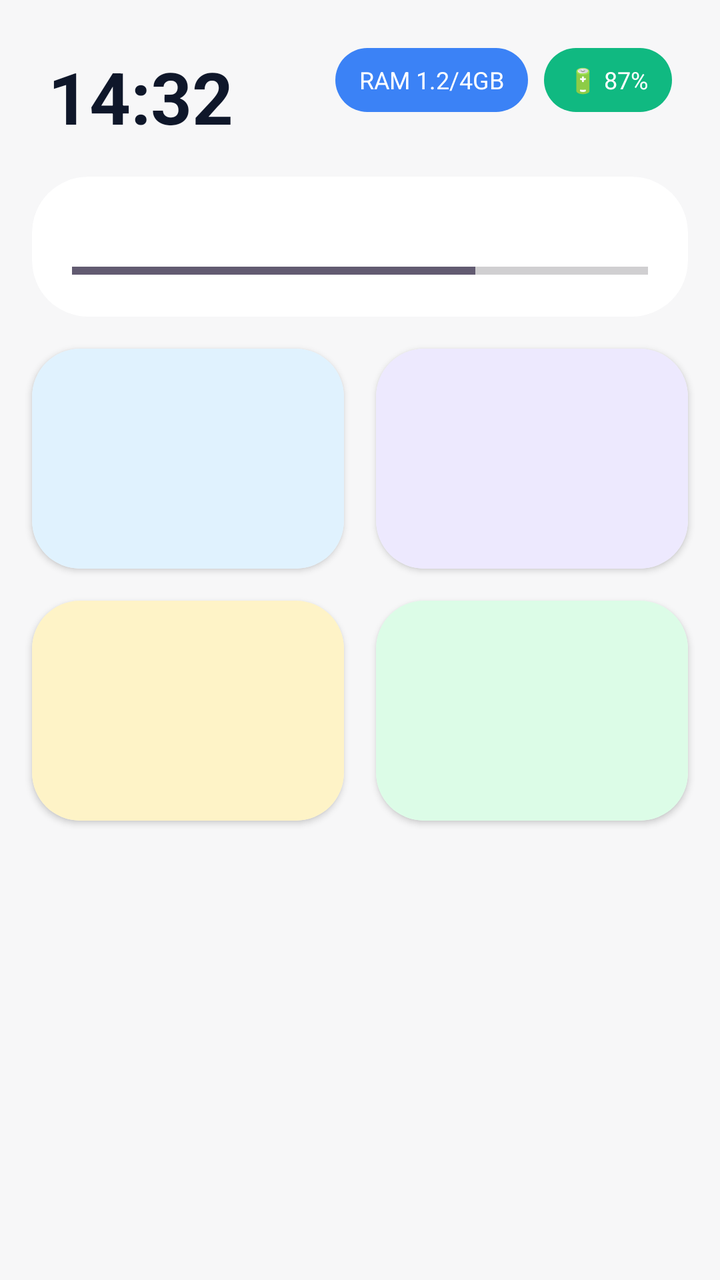
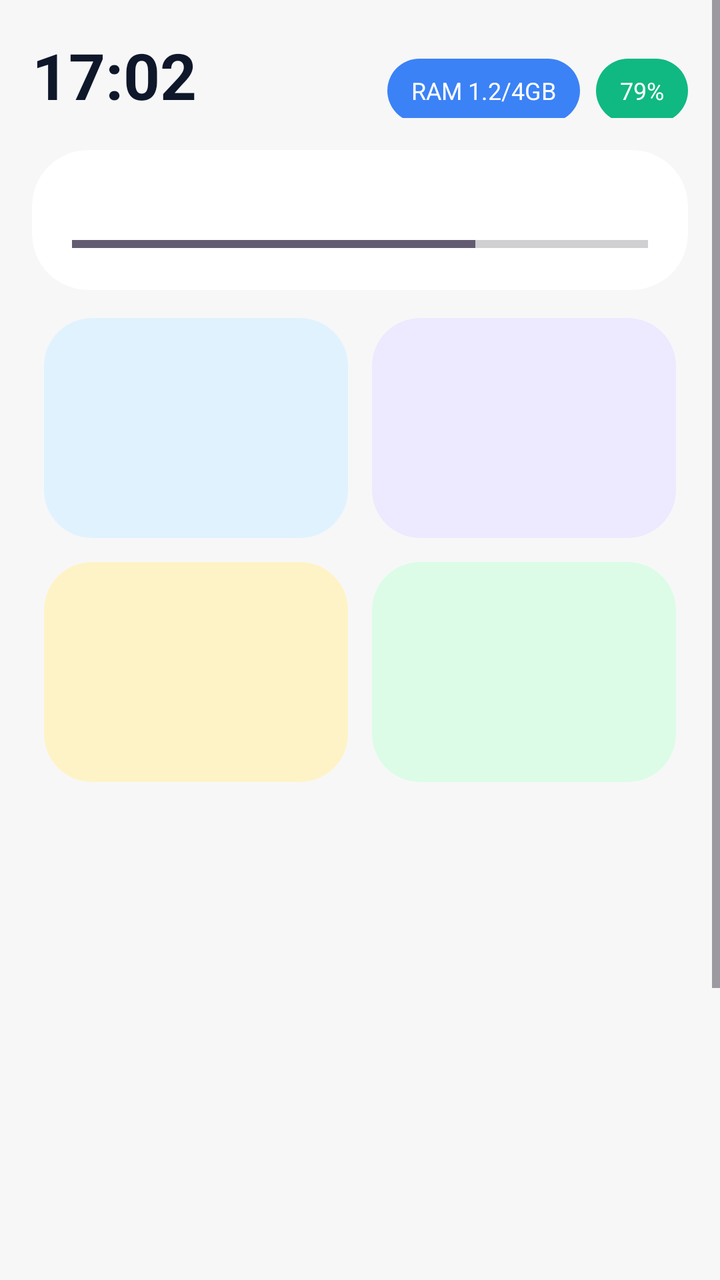

Screens rendered from an Android XML layout before and after an edit, with the pre-edit source and the edit as a unified diff.
<!-- AndroidManifest.xml: application theme Theme.Liti -->
<!-- res/layout/activity_main.xml -->
<?xml version="1.0" encoding="utf-8"?>
<androidx.constraintlayout.widget.ConstraintLayout xmlns:android="http://schemas.android.com/apk/res/android" xmlns:app="http://schemas.android.com/apk/res-auto" android:layout_width="match_parent" android:layout_height="match_parent" android:background="@color/bg">
    <TextView android:id="@+id/timeView" android:layout_width="wrap_content" android:layout_height="wrap_content" android:text="14:32" android:textSize="36sp" android:textStyle="bold" android:textColor="@color/text_main" app:layout_constraintTop_toTopOf="parent" app:layout_constraintStart_toStartOf="parent" android:layout_margin="24dp"/>
    <LinearLayout android:id="@+id/pills" android:layout_width="wrap_content" android:layout_height="wrap_content" android:orientation="horizontal" app:layout_constraintTop_toTopOf="parent" app:layout_constraintEnd_toEndOf="parent" android:layout_margin="24dp" android:layout_marginTop="32dp">
        <TextView android:id="@+id/ramPill" android:layout_width="wrap_content" android:layout_height="32dp" android:background="@drawable/pill_blue" android:text="RAM 1.2/4GB" android:paddingHorizontal="12dp" android:gravity="center" android:textColor="#fff" android:textSize="12sp" android:layout_marginEnd="8dp"/>
        <TextView android:id="@+id/batPill" android:layout_width="wrap_content" android:layout_height="32dp" android:background="@drawable/pill_green" android:text="🔋 87%" android:paddingHorizontal="12dp" android:gravity="center" android:textColor="#fff" android:textSize="12sp"/>
    </LinearLayout>
    <androidx.cardview.widget.CardView android:id="@+id/coreCard" android:layout_width="0dp" android:layout_height="wrap_content" app:cardCornerRadius="28dp" app:cardElevation="0dp" app:layout_constraintTop_toBottomOf="@id/timeView" app:layout_constraintStart_toStartOf="parent" app:layout_constraintEnd_toEndOf="parent" android:layout_margin="16dp">
        <LinearLayout android:layout_width="match_parent" android:layout_height="wrap_content" android:orientation="vertical" android:padding="20dp">
            <TextView android:text="HYPER CORE" android:textSize="11sp" android:textColor="@color/text_sec"/>
            <LinearLayout android:layout_width="match_parent" android:layout_height="wrap_content" android:orientation="horizontal" android:layout_marginTop="12dp">
                <LinearLayout android:layout_width="0dp" android:layout_height="wrap_content" android:layout_weight="1" android:orientation="vertical"><TextView android:text="RAM LIBRE" android:textSize="10sp" android:textColor="@color/text_sec"/><TextView android:id="@+id/ramText" android:text="1.2 GB" android:textSize="20sp" android:textStyle="bold"/></LinearLayout>
                <LinearLayout android:layout_width="0dp" android:layout_height="wrap_content" android:layout_weight="1" android:orientation="vertical"><TextView android:text="FPS" android:textSize="10sp" android:textColor="@color/text_sec"/><TextView android:id="@+id/fpsText" android:text="60" android:textSize="20sp" android:textStyle="bold" android:textColor="@color/accent"/></LinearLayout>
            </LinearLayout>
            <ProgressBar android:id="@+id/ramProgress" style="?android:attr/progressBarStyleHorizontal" android:layout_width="match_parent" android:layout_height="6dp" android:layout_marginTop="12dp" android:progress="70" android:max="100"/>
        </LinearLayout>
    </androidx.cardview.widget.CardView>
    <GridLayout android:id="@+id/boostGrid" android:layout_width="0dp" android:layout_height="wrap_content" android:columnCount="2" android:rowCount="2" app:layout_constraintTop_toBottomOf="@id/coreCard" app:layout_constraintStart_toStartOf="parent" app:layout_constraintEnd_toEndOf="parent" android:layout_margin="8dp">
        <androidx.cardview.widget.CardView android:layout_width="0dp" android:layout_height="110dp" android:layout_rowWeight="1" android:layout_columnWeight="1" android:layout_margin="8dp" app:cardCornerRadius="24dp" android:id="@+id/btnClean"><LinearLayout android:layout_width="match_parent" android:layout_height="match_parent" android:orientation="vertical" android:padding="16dp" android:background="#E0F2FE"><TextView android:text="🧹" android:textSize="24sp"/><TextView android:text="CLEAN RAM" android:textStyle="bold" android:layout_marginTop="8dp"/><TextView android:text="+850 MB" android:textSize="12sp" android:textColor="#0284C7"/></LinearLayout></androidx.cardview.widget.CardView>
        <androidx.cardview.widget.CardView android:layout_width="0dp" android:layout_height="110dp" android:layout_rowWeight="1" android:layout_columnWeight="1" android:layout_margin="8dp" app:cardCornerRadius="24dp" android:id="@+id/btnNet"><LinearLayout android:layout_width="match_parent" android:layout_height="match_parent" android:orientation="vertical" android:padding="16dp" android:background="#EDE9FE"><TextView android:text="⚡" android:textSize="24sp"/><TextView android:text="BOOST NET" android:textStyle="bold" android:layout_marginTop="8dp"/><TextView android:id="@+id/pingText" android:text="Ping 14ms" android:textSize="12sp" android:textColor="#7C3AED"/></LinearLayout></androidx.cardview.widget.CardView>
        <androidx.cardview.widget.CardView android:layout_width="0dp" android:layout_height="110dp" android:layout_rowWeight="1" android:layout_columnWeight="1" android:layout_margin="8dp" app:cardCornerRadius="24dp" android:id="@+id/btnGame"><LinearLayout android:layout_width="match_parent" android:layout_height="match_parent" android:orientation="vertical" android:padding="16dp" android:background="#FEF3C7"><TextView android:text="🎮" android:textSize="24sp"/><TextView android:text="GAME TURBO" android:textStyle="bold" android:layout_marginTop="8dp"/><TextView android:text="Beast Mode" android:textSize="12sp" android:textColor="#D97706"/></LinearLayout></androidx.cardview.widget.CardView>
        <androidx.cardview.widget.CardView android:layout_width="0dp" android:layout_height="110dp" android:layout_rowWeight="1" android:layout_columnWeight="1" android:layout_margin="8dp" app:cardCornerRadius="24dp" android:id="@+id/btnSleep"><LinearLayout android:layout_width="match_parent" android:layout_height="match_parent" android:orientation="vertical" android:padding="16dp" android:background="#DCFCE7"><TextView android:text="🌙" android:textSize="24sp"/><TextView android:text="DEEP SLEEP" android:textStyle="bold" android:layout_marginTop="8dp"/><TextView android:text="+3.2h batterie" android:textSize="12sp" android:textColor="#16A34A"/></LinearLayout></androidx.cardview.widget.CardView>
    </GridLayout>
    <androidx.recyclerview.widget.RecyclerView android:id="@+id/appList" android:layout_width="0dp" android:layout_height="0dp" app:layout_constraintTop_toBottomOf="@id/boostGrid" app:layout_constraintBottom_toBottomOf="parent" app:layout_constraintStart_toStartOf="parent" app:layout_constraintEnd_toEndOf="parent" android:padding="16dp"/>
</androidx.constraintlayout.widget.ConstraintLayout>
<!-- resources referenced by this layout -->
<resources>
  <color name="accent">#00E5C0</color>
  <color name="bg">#F7F7F8</color>
  <color name="text_main">#0F172A</color>
  <color name="text_sec">#64748B</color>
  <!-- drawable pill_blue (drawable) -->
  <shape xmlns:android="http://schemas.android.com/apk/res/android" android:shape="rectangle"><corners android:radius="16dp"/><solid android:color="#3B82F6"/></shape>
  <!-- drawable pill_green (drawable) -->
  <shape xmlns:android="http://schemas.android.com/apk/res/android" android:shape="rectangle"><corners android:radius="16dp"/><solid android:color="#10B981"/></shape>
  <style name="Theme.Liti" parent="Theme.Material3.DayNight.NoActionBar">
      <item name="android:statusBarColor">@android:color/transparent</item>
      <item name="android:navigationBarColor">@android:color/transparent</item>
  </style>
</resources>

<!-- the commit's change to res/layout/activity_main.xml (unified diff, before → after) -->
@@ -1,25 +1,41 @@
 <?xml version="1.0" encoding="utf-8"?>
-<androidx.constraintlayout.widget.ConstraintLayout xmlns:android="http://schemas.android.com/apk/res/android" xmlns:app="http://schemas.android.com/apk/res-auto" android:layout_width="match_parent" android:layout_height="match_parent" android:background="@color/bg">
-    <TextView android:id="@+id/timeView" android:layout_width="wrap_content" android:layout_height="wrap_content" android:text="14:32" android:textSize="36sp" android:textStyle="bold" android:textColor="@color/text_main" app:layout_constraintTop_toTopOf="parent" app:layout_constraintStart_toStartOf="parent" android:layout_margin="24dp"/>
-    <LinearLayout android:id="@+id/pills" android:layout_width="wrap_content" android:layout_height="wrap_content" android:orientation="horizontal" app:layout_constraintTop_toTopOf="parent" app:layout_constraintEnd_toEndOf="parent" android:layout_margin="24dp" android:layout_marginTop="32dp">
-        <TextView android:id="@+id/ramPill" android:layout_width="wrap_content" android:layout_height="32dp" android:background="@drawable/pill_blue" android:text="RAM 1.2/4GB" android:paddingHorizontal="12dp" android:gravity="center" android:textColor="#fff" android:textSize="12sp" android:layout_marginEnd="8dp"/>
-        <TextView android:id="@+id/batPill" android:layout_width="wrap_content" android:layout_height="32dp" android:background="@drawable/pill_green" android:text="🔋 87%" android:paddingHorizontal="12dp" android:gravity="center" android:textColor="#fff" android:textSize="12sp"/>
+<ScrollView xmlns:android="http://schemas.android.com/apk/res/android"
+    xmlns:app="http://schemas.android.com/apk/res-auto"
+    android:layout_width="match_parent"
+    android:layout_height="match_parent"
+    android:background="#F7F7F8"
+    android:fillViewport="true">
+
+<LinearLayout android:layout_width="match_parent" android:layout_height="wrap_content" android:orientation="vertical" android:padding="16dp">
+
+    <LinearLayout android:layout_width="match_parent" android:layout_height="wrap_content" android:orientation="horizontal">
+        <TextView android:id="@+id/timeView" android:layout_width="0dp" android:layout_height="wrap_content" android:layout_weight="1" android:text="17:02" android:textSize="32sp" android:textStyle="bold" android:textColor="#0F172A"/>
+        <TextView android:id="@+id/ramPill" android:layout_width="wrap_content" android:layout_height="32dp" android:background="@drawable/pill_blue" android:text="RAM 1.2/4GB" android:paddingLeft="12dp" android:paddingRight="12dp" android:gravity="center" android:textColor="#fff" android:textSize="12sp" android:layout_marginEnd="8dp"/>
+        <TextView android:id="@+id/batPill" android:layout_width="wrap_content" android:layout_height="32dp" android:background="@drawable/pill_green" android:text="79%" android:paddingLeft="12dp" android:paddingRight="12dp" android:gravity="center" android:textColor="#fff" android:textSize="12sp"/>
     </LinearLayout>
-    <androidx.cardview.widget.CardView android:id="@+id/coreCard" android:layout_width="0dp" android:layout_height="wrap_content" app:cardCornerRadius="28dp" app:cardElevation="0dp" app:layout_constraintTop_toBottomOf="@id/timeView" app:layout_constraintStart_toStartOf="parent" app:layout_constraintEnd_toEndOf="parent" android:layout_margin="16dp">
+
+    <androidx.cardview.widget.CardView android:id="@+id/coreCard" android:layout_width="match_parent" android:layout_height="wrap_content" android:layout_marginTop="16dp" app:cardCornerRadius="28dp" app:cardElevation="0dp">
         <LinearLayout android:layout_width="match_parent" android:layout_height="wrap_content" android:orientation="vertical" android:padding="20dp">
-            <TextView android:text="HYPER CORE" android:textSize="11sp" android:textColor="@color/text_sec"/>
+            <TextView android:text="HYPER CORE" android:textSize="11sp" android:textColor="#64748B"/>
             <LinearLayout android:layout_width="match_parent" android:layout_height="wrap_content" android:orientation="horizontal" android:layout_marginTop="12dp">
-                <LinearLayout android:layout_width="0dp" android:layout_height="wrap_content" android:layout_weight="1" android:orientation="vertical"><TextView android:text="RAM LIBRE" android:textSize="10sp" android:textColor="@color/text_sec"/><TextView android:id="@+id/ramText" android:text="1.2 GB" android:textSize="20sp" android:textStyle="bold"/></LinearLayout>
-                <LinearLayout android:layout_width="0dp" android:layout_height="wrap_content" android:layout_weight="1" android:orientation="vertical"><TextView android:text="FPS" android:textSize="10sp" android:textColor="@color/text_sec"/><TextView android:id="@+id/fpsText" android:text="60" android:textSize="20sp" android:textStyle="bold" android:textColor="@color/accent"/></LinearLayout>
+                <LinearLayout android:layout_width="0dp" android:layout_height="wrap_content" android:layout_weight="1" android:orientation="vertical"><TextView android:text="RAM LIBRE" android:textSize="10sp" android:textColor="#64748B"/><TextView android:id="@+id/ramText" android:text="1.2 GB" android:textSize="18sp" android:textStyle="bold"/></LinearLayout>
+                <LinearLayout android:layout_width="0dp" android:layout_height="wrap_content" android:layout_weight="1" android:orientation="vertical"><TextView android:text="FPS" android:textSize="10sp" android:textColor="#64748B"/><TextView android:id="@+id/fpsText" android:text="60" android:textSize="18sp" android:textStyle="bold"/></LinearLayout>
             </LinearLayout>
             <ProgressBar android:id="@+id/ramProgress" style="?android:attr/progressBarStyleHorizontal" android:layout_width="match_parent" android:layout_height="6dp" android:layout_marginTop="12dp" android:progress="70" android:max="100"/>
         </LinearLayout>
     </androidx.cardview.widget.CardView>
-    <GridLayout android:id="@+id/boostGrid" android:layout_width="0dp" android:layout_height="wrap_content" android:columnCount="2" android:rowCount="2" app:layout_constraintTop_toBottomOf="@id/coreCard" app:layout_constraintStart_toStartOf="parent" app:layout_constraintEnd_toEndOf="parent" android:layout_margin="8dp">
-        <androidx.cardview.widget.CardView android:layout_width="0dp" android:layout_height="110dp" android:layout_rowWeight="1" android:layout_columnWeight="1" android:layout_margin="8dp" app:cardCornerRadius="24dp" android:id="@+id/btnClean"><LinearLayout android:layout_width="match_parent" android:layout_height="match_parent" android:orientation="vertical" android:padding="16dp" android:background="#E0F2FE"><TextView android:text="🧹" android:textSize="24sp"/><TextView android:text="CLEAN RAM" android:textStyle="bold" android:layout_marginTop="8dp"/><TextView android:text="+850 MB" android:textSize="12sp" android:textColor="#0284C7"/></LinearLayout></androidx.cardview.widget.CardView>
-        <androidx.cardview.widget.CardView android:layout_width="0dp" android:layout_height="110dp" android:layout_rowWeight="1" android:layout_columnWeight="1" android:layout_margin="8dp" app:cardCornerRadius="24dp" android:id="@+id/btnNet"><LinearLayout android:layout_width="match_parent" android:layout_height="match_parent" android:orientation="vertical" android:padding="16dp" android:background="#EDE9FE"><TextView android:text="⚡" android:textSize="24sp"/><TextView android:text="BOOST NET" android:textStyle="bold" android:layout_marginTop="8dp"/><TextView android:id="@+id/pingText" android:text="Ping 14ms" android:textSize="12sp" android:textColor="#7C3AED"/></LinearLayout></androidx.cardview.widget.CardView>
-        <androidx.cardview.widget.CardView android:layout_width="0dp" android:layout_height="110dp" android:layout_rowWeight="1" android:layout_columnWeight="1" android:layout_margin="8dp" app:cardCornerRadius="24dp" android:id="@+id/btnGame"><LinearLayout android:layout_width="match_parent" android:layout_height="match_parent" android:orientation="vertical" android:padding="16dp" android:background="#FEF3C7"><TextView android:text="🎮" android:textSize="24sp"/><TextView android:text="GAME TURBO" android:textStyle="bold" android:layout_marginTop="8dp"/><TextView android:text="Beast Mode" android:textSize="12sp" android:textColor="#D97706"/></LinearLayout></androidx.cardview.widget.CardView>
-        <androidx.cardview.widget.CardView android:layout_width="0dp" android:layout_height="110dp" android:layout_rowWeight="1" android:layout_columnWeight="1" android:layout_margin="8dp" app:cardCornerRadius="24dp" android:id="@+id/btnSleep"><LinearLayout android:layout_width="match_parent" android:layout_height="match_parent" android:orientation="vertical" android:padding="16dp" android:background="#DCFCE7"><TextView android:text="🌙" android:textSize="24sp"/><TextView android:text="DEEP SLEEP" android:textStyle="bold" android:layout_marginTop="8dp"/><TextView android:text="+3.2h batterie" android:textSize="12sp" android:textColor="#16A34A"/></LinearLayout></androidx.cardview.widget.CardView>
-    </GridLayout>
-    <androidx.recyclerview.widget.RecyclerView android:id="@+id/appList" android:layout_width="0dp" android:layout_height="0dp" app:layout_constraintTop_toBottomOf="@id/boostGrid" app:layout_constraintBottom_toBottomOf="parent" app:layout_constraintStart_toStartOf="parent" app:layout_constraintEnd_toEndOf="parent" android:padding="16dp"/>
-</androidx.constraintlayout.widget.ConstraintLayout>
+
+    <LinearLayout android:layout_width="match_parent" android:layout_height="wrap_content" android:orientation="horizontal" android:layout_marginTop="8dp">
+        <androidx.cardview.widget.CardView android:id="@+id/btnClean" android:layout_width="0dp" android:layout_height="110dp" android:layout_weight="1" android:layout_margin="6dp" app:cardCornerRadius="24dp" app:cardElevation="0dp"><LinearLayout android:layout_width="match_parent" android:layout_height="match_parent" android:orientation="vertical" android:padding="16dp" android:background="#E0F2FE"><TextView android:text="🧹" android:textSize="24sp"/><TextView android:text="CLEAN RAM" android:textStyle="bold" android:layout_marginTop="8dp"/><TextView android:text="+850 MB" android:textSize="12sp" android:textColor="#0284C7"/></LinearLayout></androidx.cardview.widget.CardView>
+        <androidx.cardview.widget.CardView android:id="@+id/btnNet" android:layout_width="0dp" android:layout_height="110dp" android:layout_weight="1" android:layout_margin="6dp" app:cardCornerRadius="24dp" app:cardElevation="0dp"><LinearLayout android:layout_width="match_parent" android:layout_height="match_parent" android:orientation="vertical" android:padding="16dp" android:background="#EDE9FE"><TextView android:text="⚡" android:textSize="24sp"/><TextView android:text="BOOST NET" android:textStyle="bold" android:layout_marginTop="8dp"/><TextView android:id="@+id/pingText" android:text="Ping 14ms" android:textSize="12sp" android:textColor="#7C3AED"/></LinearLayout></androidx.cardview.widget.CardView>
+    </LinearLayout>
+
+    <LinearLayout android:layout_width="match_parent" android:layout_height="wrap_content" android:orientation="horizontal">
+        <androidx.cardview.widget.CardView android:id="@+id/btnGame" android:layout_width="0dp" android:layout_height="110dp" android:layout_weight="1" android:layout_margin="6dp" app:cardCornerRadius="24dp" app:cardElevation="0dp"><LinearLayout android:layout_width="match_parent" android:layout_height="match_parent" android:orientation="vertical" android:padding="16dp" android:background="#FEF3C7"><TextView android:text="🎮" android:textSize="24sp"/><TextView android:text="GAME TURBO" android:textStyle="bold" android:layout_marginTop="8dp"/><TextView android:text="Beast Mode" android:textSize="12sp" android:textColor="#D97706"/></LinearLayout></androidx.cardview.widget.CardView>
+        <androidx.cardview.widget.CardView android:id="@+id/btnSleep" android:layout_width="0dp" android:layout_height="110dp" android:layout_weight="1" android:layout_margin="6dp" app:cardCornerRadius="24dp" app:cardElevation="0dp"><LinearLayout android:layout_width="match_parent" android:layout_height="match_parent" android:orientation="vertical" android:padding="16dp" android:background="#DCFCE7"><TextView android:text="🌙" android:textSize="24sp"/><TextView android:text="DEEP SLEEP" android:textStyle="bold" android:layout_marginTop="8dp"/><TextView android:text="+3.2h" android:textSize="12sp" android:textColor="#16A34A"/></LinearLayout></androidx.cardview.widget.CardView>
+    </LinearLayout>
+
+    <androidx.recyclerview.widget.RecyclerView android:id="@+id/appList" android:layout_width="match_parent" android:layout_height="400dp" android:layout_marginTop="16dp"/>
+
+</LinearLayout>
+</ScrollView>
<!-- resource entries referenced after the edit -->
@@ -1,9 +1,5 @@
 <!-- resources referenced by this layout -->
 <resources>
-  <color name="accent">#00E5C0</color>
-  <color name="bg">#F7F7F8</color>
-  <color name="text_main">#0F172A</color>
-  <color name="text_sec">#64748B</color>
   <!-- drawable pill_blue (drawable) -->
   <shape xmlns:android="http://schemas.android.com/apk/res/android" android:shape="rectangle"><corners android:radius="16dp"/><solid android:color="#3B82F6"/></shape>
   <!-- drawable pill_green (drawable) -->
